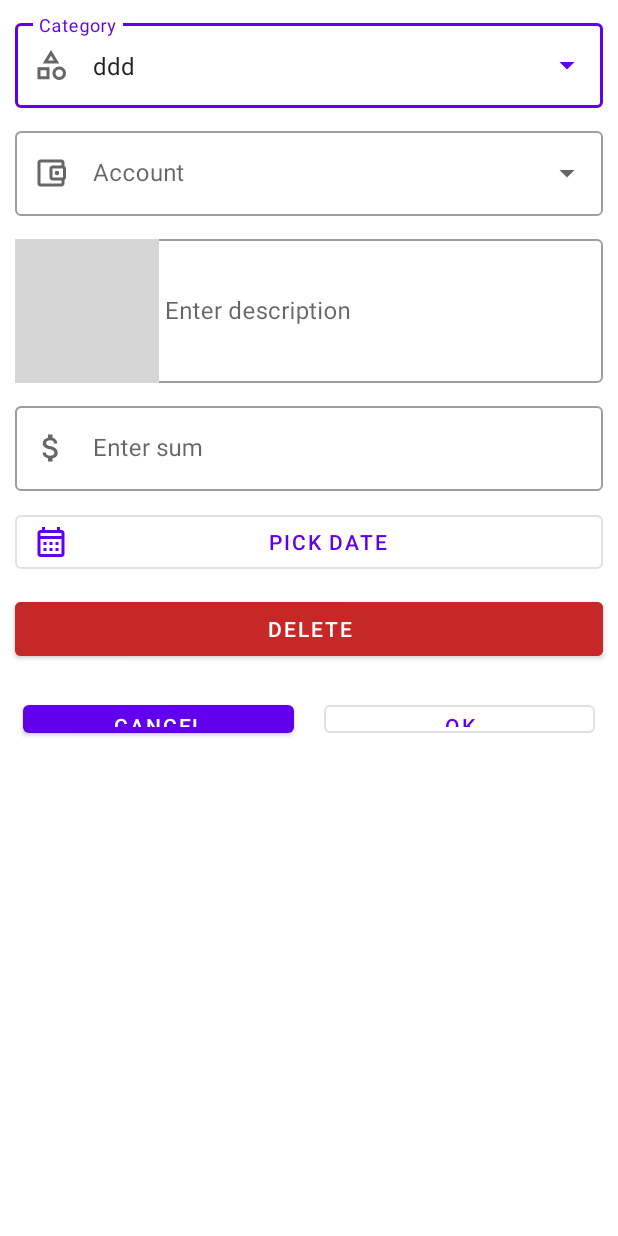
After one commit to viitaliich/Pennychet, an Android app: the layout bottom_sheet_list.xml on its own in the app's theme, with its tools: preview values and no code run, on a phone screen of 412 x 824 dp. The commit adds this screen. Run offline under Robolectric (Android 15) with nearby library versions, the phone set to English and light mode, and no system bars; grey boxes are pictures that could not be loaded.

Commit message:
Implement transactions lists
Implement transactions lists

```diff
--- a/Pennychet/app/src/main/java/com/example/pennychet/database/Transaction.java
+++ b/Pennychet/app/src/main/java/com/example/pennychet/database/Transaction.java
@@ -26,4 +26,10 @@ public class Transaction {
 
     @ColumnInfo(name = "sum")
     public double sum;
+
+    @ColumnInfo(name = "icon")
+    public int icon;
+
+    @ColumnInfo(name = "color")
+    public int color;
 }
--- /dev/null
+++ b/Pennychet/app/src/main/res/layout/bottom_sheet_list.xml
@@ -0,0 +1,159 @@
+<?xml version="1.0" encoding="utf-8"?>
+<LinearLayout xmlns:android="http://schemas.android.com/apk/res/android"
+    xmlns:app="http://schemas.android.com/apk/res-auto"
+    android:id="@+id/bottom_sheet_main"
+    android:layout_width="match_parent"
+    android:layout_height="500dp"
+    android:background="@color/white"
+    android:orientation="vertical"
+    app:behavior_hideable="true"
+    app:behavior_peekHeight="80dp"
+    app:layout_behavior="com.google.android.material.bottomsheet.BottomSheetBehavior">
+
+    <com.google.android.material.textfield.TextInputLayout
+        style="@style/Widget.MaterialComponents.TextInputLayout.OutlinedBox.ExposedDropdownMenu"
+        android:id="@+id/textFieldBottomSheetCategory"
+        android:layout_width="match_parent"
+        android:layout_height="wrap_content"
+        android:layout_marginStart="10dp"
+        android:layout_marginEnd="10dp"
+        android:layout_marginTop="10dp"
+        android:hint="Category"
+        app:startIconDrawable="@drawable/ic_outline_category_24"
+        >
+
+        <AutoCompleteTextView
+            android:id="@+id/actvCategory"
+            android:layout_width="match_parent"
+            android:layout_height="wrap_content"
+            android:inputType="none"
+            android:text="ddd"
+            />
+
+    </com.google.android.material.textfield.TextInputLayout>
+
+    <com.google.android.material.textfield.TextInputLayout
+        style="@style/Widget.MaterialComponents.TextInputLayout.OutlinedBox.ExposedDropdownMenu"
+        android:id="@+id/textFieldBottomSheetAccount"
+        android:layout_width="match_parent"
+        android:layout_height="wrap_content"
+        android:layout_marginStart="10dp"
+        android:layout_marginEnd="10dp"
+        android:layout_marginTop="10dp"
+        android:hint="Account"
+        app:startIconDrawable="@drawable/ic_outline_account_balance_wallet_24"
+        >
+
+        <AutoCompleteTextView
+            android:id="@+id/actvAccount"
+            android:layout_width="match_parent"
+            android:layout_height="wrap_content"
+            android:inputType="none"
+            />
+
+    </com.google.android.material.textfield.TextInputLayout>
+
+    <com.google.android.material.textfield.TextInputLayout
+        style="@style/Widget.MaterialComponents.TextInputLayout.OutlinedBox"
+        android:id="@+id/textFieldBottomSheetDescription"
+        android:layout_width="match_parent"
+        android:layout_height="wrap_content"
+        android:layout_marginStart="10dp"
+        android:layout_marginEnd="10dp"
+        android:layout_marginTop="10dp"
+        android:hint="Enter description"
+        app:startIconDrawable="@drawable/ic_outline_description_24"
+        app:endIconMode="clear_text"
+        >
+
+        <com.google.android.material.textfield.TextInputEditText
+            android:id="@+id/textViewBottomSheetDescription"
+            android:layout_width="match_parent"
+            android:layout_height="wrap_content"
+            android:maxLines="1"
+            />
+    </com.google.android.material.textfield.TextInputLayout>
+
+    <com.google.android.material.textfield.TextInputLayout
+        style="@style/Widget.MaterialComponents.TextInputLayout.OutlinedBox"
+        android:id="@+id/textFieldBottomSheetSum"
+        android:layout_width="match_parent"
+        android:layout_height="wrap_content"
+        android:layout_marginStart="10dp"
+        android:layout_marginEnd="10dp"
+        android:layout_marginTop="10dp"
+        android:hint="Enter sum"
+        app:startIconDrawable="@drawable/ic_outline_attach_money_24"
+        app:endIconMode="clear_text"
+        app:errorEnabled="false"
+        >
+
+        <com.google.android.material.textfield.TextInputEditText
+            android:id="@+id/textViewBottomSheetSum"
+            android:layout_width="match_parent"
+            android:layout_height="wrap_content"
+            android:maxLines="1"
+            android:inputType="numberDecimal"
+            />
+    </com.google.android.material.textfield.TextInputLayout>
+
+    <Button
+        android:id="@+id/btnBottomSheetPickDate"
+        android:layout_width="match_parent"
+        android:layout_height="wrap_content"
+        android:layout_marginStart="10dp"
+        android:layout_marginEnd="10dp"
+        android:layout_marginTop="10dp"
+        android:text="Pick Date"
+        app:icon="@drawable/ic_outline_calendar_month_24"
+        style="@style/Widget.MaterialComponents.Button.OutlinedButton.Icon"
+        />
+
+    <Button
+        android:id="@+id/btnBottomSheetDelete"
+        android:layout_width="match_parent"
+        android:layout_height="wrap_content"
+        android:layout_marginStart="10dp"
+        android:layout_marginEnd="10dp"
+        android:layout_marginTop="10dp"
+        android:text="Delete"
+        android:backgroundTint="@color/red"
+        style="@style/Widget.MaterialComponents.Button"
+        />
+
+    <LinearLayout
+        android:id="@+id/linearLayoutBtnAction"
+        android:layout_width="match_parent"
+        android:layout_height="wrap_content"
+        android:orientation="horizontal"
+        android:padding="5dp"
+        android:layout_marginTop="5dp"
+        >
+
+        <Button
+            android:id="@+id/btnBottomSheetCancel"
+            android:layout_width="match_parent"
+            android:layout_height="wrap_content"
+            android:layout_marginStart="10dp"
+            android:layout_marginEnd="10dp"
+            android:layout_marginTop="10dp"
+            android:layout_weight="1"
+            android:text="Cancel"
+            style="@style/Widget.MaterialComponents.Button"
+            />
+
+        <Button
+            android:id="@+id/btnBottomSheetOk"
+            android:layout_width="match_parent"
+            android:layout_height="wrap_content"
+            android:layout_marginStart="10dp"
+            android:layout_marginEnd="10dp"
+            android:layout_marginTop="10dp"
+            android:layout_weight="1"
+            android:text="OK"
+            style="@style/Widget.MaterialComponents.Button.OutlinedButton"
+            />
+
+    </LinearLayout>
+
+</LinearLayout>
--- a/Pennychet/app/src/main/res/layout/list_card_item.xml
+++ b/Pennychet/app/src/main/res/layout/list_card_item.xml
@@ -82,8 +82,8 @@
         android:textSize="20sp"
         android:textColor="@color/black"
         android:layout_marginTop="50dp"
-        android:layout_marginEnd="15dp"
-        android:gravity="center"
+        android:layout_marginEnd="30dp"
+        android:gravity="end"
         android:maxLines="1"
         android:layout_toEndOf="@+id/transactionDescription"
         />
--- a/Pennychet/app/src/main/res/values/colors.xml
+++ b/Pennychet/app/src/main/res/values/colors.xml
@@ -20,4 +20,5 @@
     <color name="teal_700">#FF018786</color>
     <color name="black">#FF000000</color>
     <color name="white">#FFFFFFFF</color>
+    <color name="red">#C62828</color>
 </resources>
```
Also changed, not shown: Pennychet/app/src/main/java/com/example/pennychet/MainActivity.java (+129 -54 lines), Pennychet/app/src/main/java/com/example/pennychet/database/DataFromDB.java (+21 -0 lines), Pennychet/app/src/main/java/com/example/pennychet/ui/ListAdapter.java (+8 -4 lines), Pennychet/app/src/main/java/com/example/pennychet/ui/ListData.java (+20 -6 lines), Pennychet/app/src/main/java/com/example/pennychet/ui/ListViewHolder.java (+13 -6 lines).
